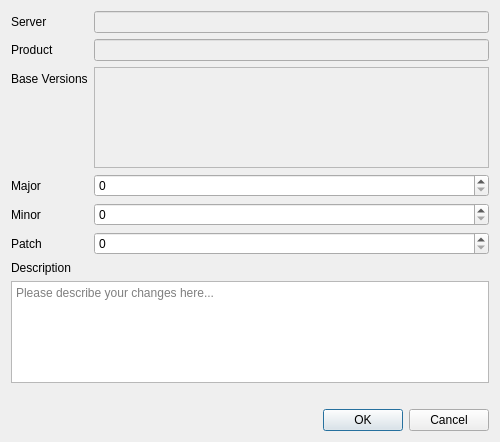
This is qt/lc_qhubpushdialog.ui in ghackenberg/leocad as Qt 5 draws it before an edit. The edited form follows.
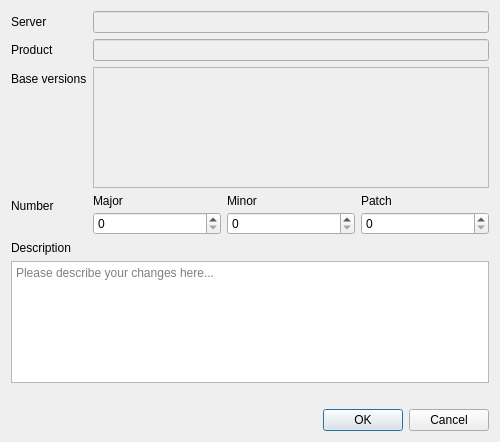
This is the edited form.

Commit message: work on error messages and dialog layouts

The edit to the form file:
```diff
--- a/qt/lc_qhubpushdialog.ui
+++ b/qt/lc_qhubpushdialog.ui
@@ -16,57 +16,6 @@
   <layout class="QVBoxLayout" name="verticalLayout">
    <item>
     <layout class="QFormLayout" name="formLayout">
-     <item row="4" column="0">
-      <widget class="QLabel" name="MajorLabel">
-       <property name="text">
-        <string>Major</string>
-       </property>
-      </widget>
-     </item>
-     <item row="4" column="1">
-      <widget class="QSpinBox" name="MajorSpin"/>
-     </item>
-     <item row="5" column="0">
-      <widget class="QLabel" name="MinorLabel">
-       <property name="text">
-        <string>Minor</string>
-       </property>
-      </widget>
-     </item>
-     <item row="5" column="1">
-      <widget class="QSpinBox" name="MinorSpin"/>
-     </item>
-     <item row="6" column="0">
-      <widget class="QLabel" name="PatchLabel">
-       <property name="text">
-        <string>Patch</string>
-       </property>
-      </widget>
-     </item>
-     <item row="6" column="1">
-      <widget class="QSpinBox" name="PatchSpin"/>
-     </item>
-     <item row="1" column="0">
-      <widget class="QLabel" name="ProductLabel">
-       <property name="text">
-        <string>Product</string>
-       </property>
-      </widget>
-     </item>
-     <item row="2" column="0">
-      <widget class="QLabel" name="BaseVersionLabel">
-       <property name="text">
-        <string>&lt;html&gt;&lt;head/&gt;&lt;body&gt;&lt;p&gt;Base Versions&lt;/p&gt;&lt;/body&gt;&lt;/html&gt;</string>
-       </property>
-      </widget>
-     </item>
-     <item row="1" column="1">
-      <widget class="QLineEdit" name="ProductEdit">
-       <property name="enabled">
-        <bool>false</bool>
-       </property>
-      </widget>
-     </item>
      <item row="0" column="0">
       <widget class="QLabel" name="HubLabel">
        <property name="text">
@@ -81,6 +30,27 @@
        </property>
       </widget>
      </item>
+     <item row="1" column="0">
+      <widget class="QLabel" name="ProductLabel">
+       <property name="text">
+        <string>Product</string>
+       </property>
+      </widget>
+     </item>
+     <item row="1" column="1">
+      <widget class="QLineEdit" name="ProductEdit">
+       <property name="enabled">
+        <bool>false</bool>
+       </property>
+      </widget>
+     </item>
+     <item row="2" column="0">
+      <widget class="QLabel" name="BaseVersionLabel">
+       <property name="text">
+        <string>Base versions</string>
+       </property>
+      </widget>
+     </item>
      <item row="2" column="1">
       <widget class="QListWidget" name="BaseVersionList">
        <property name="enabled">
@@ -88,6 +58,77 @@
        </property>
       </widget>
      </item>
+     <item row="3" column="0">
+      <widget class="QLabel" name="NumberLabel">
+       <property name="text">
+        <string>Number</string>
+       </property>
+      </widget>
+     </item>
+     <item row="3" column="1">
+      <layout class="QHBoxLayout" name="horizontalLayout_2">
+       <property name="topMargin">
+        <number>0</number>
+       </property>
+       <item>
+        <layout class="QVBoxLayout" name="verticalLayout_2">
+         <property name="spacing">
+          <number>4</number>
+         </property>
+         <property name="topMargin">
+          <number>0</number>
+         </property>
+         <item>
+          <widget class="QLabel" name="MajorLabel">
+           <property name="text">
+            <string>Major</string>
+           </property>
+          </widget>
+         </item>
+         <item>
+          <widget class="QSpinBox" name="MajorSpin"/>
+         </item>
+        </layout>
+       </item>
+       <item>
+        <layout class="QVBoxLayout" name="verticalLayout_3">
+         <property name="spacing">
+          <number>4</number>
+         </property>
+         <property name="topMargin">
+          <number>0</number>
+         </property>
+         <item>
+          <widget class="QLabel" name="MinorLabel">
+           <property name="text">
+            <string>Minor</string>
+           </property>
+          </widget>
+         </item>
+         <item>
+          <widget class="QSpinBox" name="MinorSpin"/>
+         </item>
+        </layout>
+       </item>
+       <item>
+        <layout class="QVBoxLayout" name="verticalLayout_4">
+         <property name="spacing">
+          <number>4</number>
+         </property>
+         <item>
+          <widget class="QLabel" name="PatchLabel">
+           <property name="text">
+            <string>Patch</string>
+           </property>
+          </widget>
+         </item>
+         <item>
+          <widget class="QSpinBox" name="PatchSpin"/>
+         </item>
+        </layout>
+       </item>
+      </layout>
+     </item>
     </layout>
    </item>
    <item>
```
The commit also changes 4 other files.
